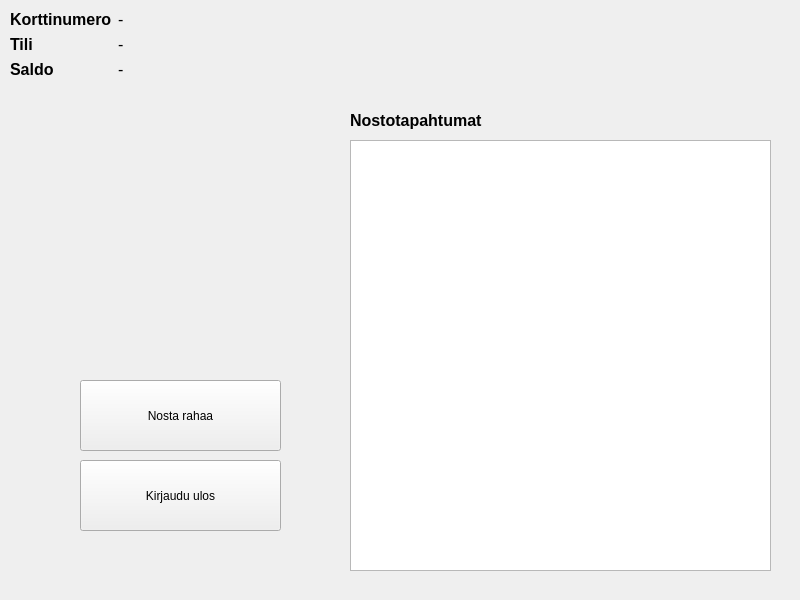
Above: frontend/atm/accountinfo.ui from rronkkeli/pankkiprojekti before the change. Below: the same form after it.
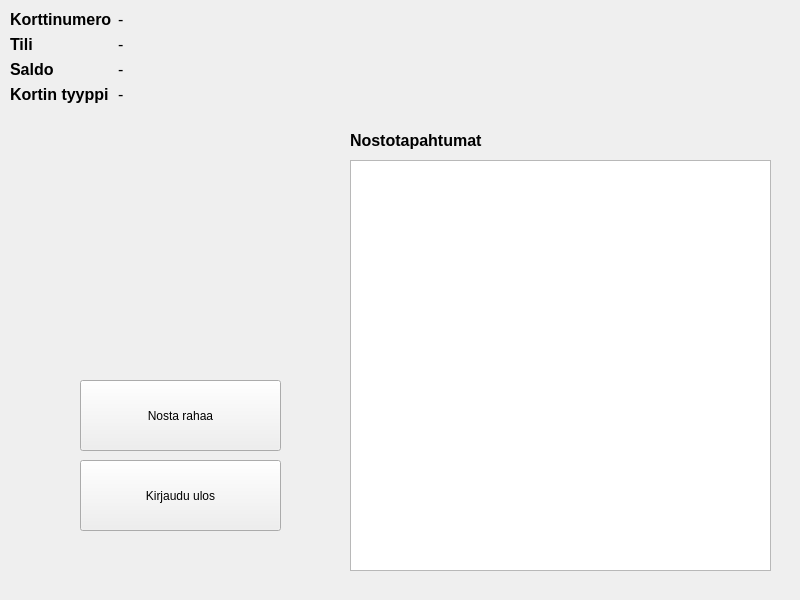
That is the form after the change.

Patch:
```diff
--- a/frontend/atm/accountinfo.ui
+++ b/frontend/atm/accountinfo.ui
@@ -19,7 +19,7 @@
      <x>10</x>
      <y>10</y>
      <width>421</width>
-     <height>81</height>
+     <height>111</height>
     </rect>
    </property>
    <layout class="QFormLayout" name="formLayout">
@@ -98,6 +98,31 @@
       </property>
      </widget>
     </item>
+    <item row="3" column="0">
+     <widget class="QLabel" name="label_5">
+      <property name="font">
+       <font>
+        <pointsize>12</pointsize>
+        <bold>true</bold>
+       </font>
+      </property>
+      <property name="text">
+       <string>Kortin tyyppi</string>
+      </property>
+     </widget>
+    </item>
+    <item row="3" column="1">
+     <widget class="QLabel" name="accountType">
+      <property name="font">
+       <font>
+        <pointsize>12</pointsize>
+       </font>
+      </property>
+      <property name="text">
+       <string>-</string>
+      </property>
+     </widget>
+    </item>
    </layout>
   </widget>
   <widget class="QPushButton" name="withdraw">
@@ -117,9 +142,9 @@
    <property name="geometry">
     <rect>
      <x>350</x>
-     <y>140</y>
+     <y>160</y>
      <width>421</width>
-     <height>431</height>
+     <height>411</height>
     </rect>
    </property>
   </widget>
@@ -127,7 +152,7 @@
    <property name="geometry">
     <rect>
      <x>350</x>
-     <y>110</y>
+     <y>130</y>
      <width>161</width>
      <height>21</height>
     </rect>
```
